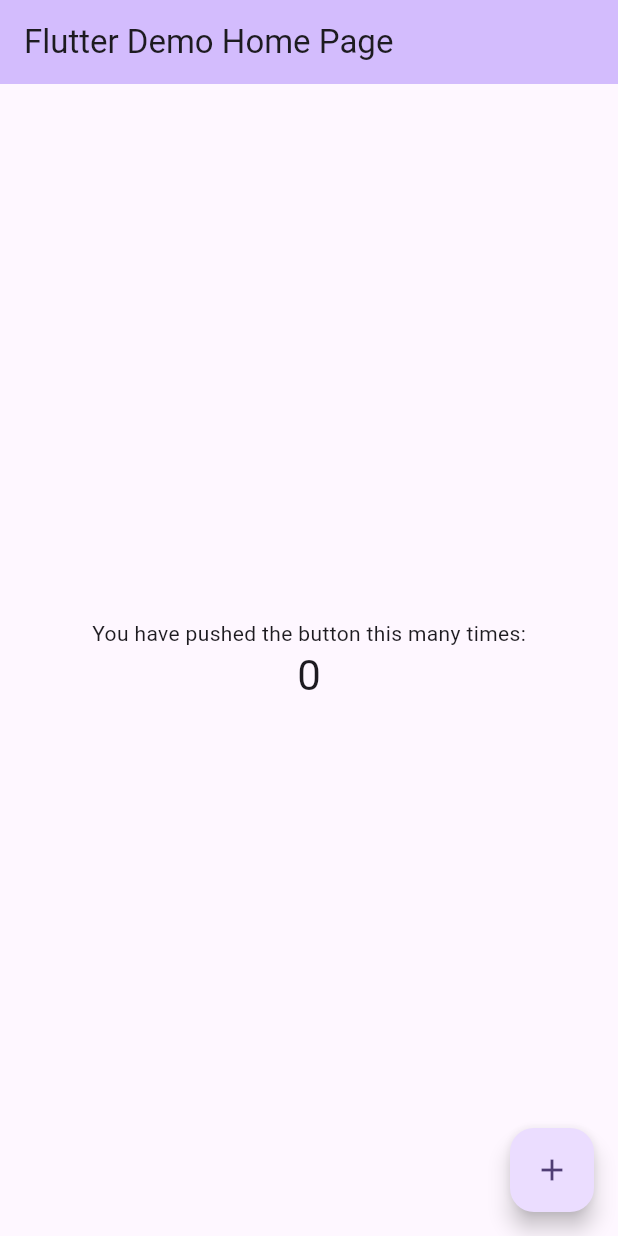
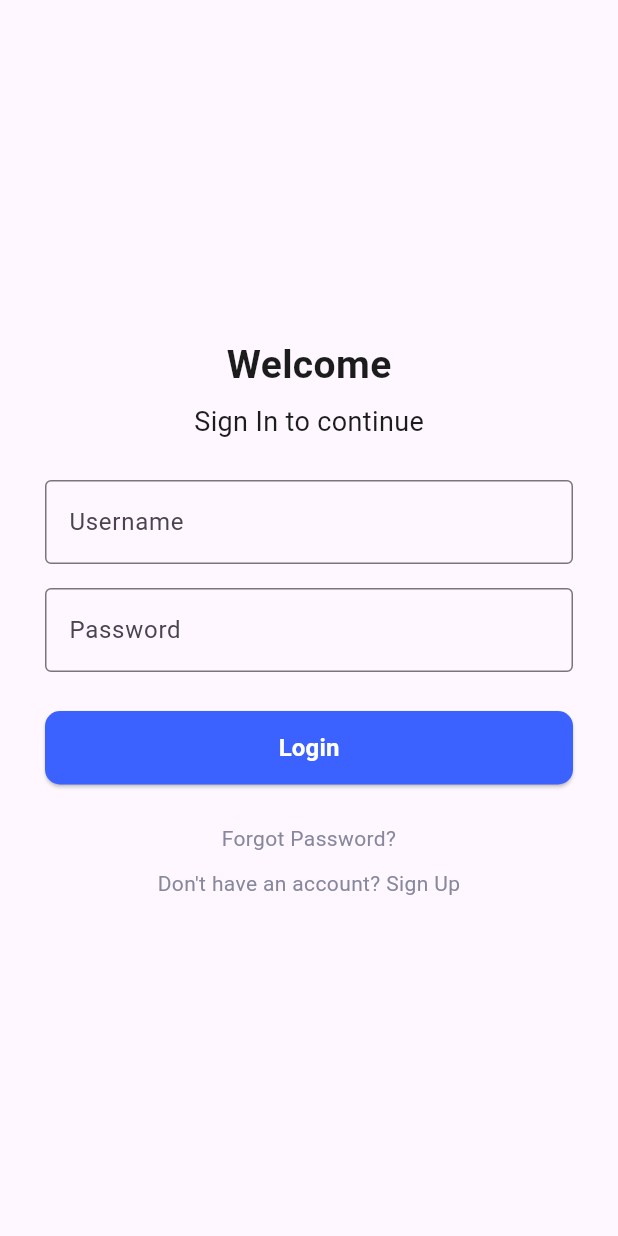
Before and after one commit to kimymania/ournote, a Flutter app: the screen it shows after launch, on a phone screen of 412 x 824 dp. Run offline on Flutter 3.47's test engine with Material 3 defaults, Android fonts, the phone set to English and light mode, and no system bars; Roboto replaces fonts that are missing (Poppins).

Commit message:
Made basic login page

```diff
--- a/frontend/lib/main.dart
+++ b/frontend/lib/main.dart
@@ -1,122 +1,154 @@
 import 'package:flutter/material.dart';
 
 void main() {
-  runApp(const MyApp());
+  runApp(MyApp());
 }
 
 class MyApp extends StatelessWidget {
-  const MyApp({super.key});
-
-  // This widget is the root of your application.
   @override
   Widget build(BuildContext context) {
     return MaterialApp(
-      title: 'Flutter Demo',
+      title: 'Login Page',
       theme: ThemeData(
-        // This is the theme of your application.
-        //
-        // TRY THIS: Try running your application with "flutter run". You'll see
-        // the application has a purple toolbar. Then, without quitting the app,
-        // try changing the seedColor in the colorScheme below to Colors.green
-        // and then invoke "hot reload" (save your changes or press the "hot
-        // reload" button in a Flutter-supported IDE, or press "r" if you used
-        // the command line to start the app).
-        //
-        // Notice that the counter didn't reset back to zero; the application
-        // state is not lost during the reload. To reset the state, use hot
-        // restart instead.
-        //
-        // This works for code too, not just values: Most code changes can be
-        // tested with just a hot reload.
-        colorScheme: .fromSeed(seedColor: Colors.deepPurple),
+        primarySwatch: Colors.blue,
       ),
-      home: const MyHomePage(title: 'Flutter Demo Home Page'),
+      home: LoginPage(),
     );
   }
 }
 
-class MyHomePage extends StatefulWidget {
-  const MyHomePage({super.key, required this.title});
+class LoginPage extends StatefulWidget {
+  @override
+  _LoginPageState createState() => _LoginPageState();
+}
 
-  // This widget is the home page of your application. It is stateful, meaning
-  // that it has a State object (defined below) that contains fields that affect
-  // how it looks.
-
-  // This class is the configuration for the state. It holds the values (in this
-  // case the title) provided by the parent (in this case the App widget) and
-  // used by the build method of the State. Fields in a Widget subclass are
-  // always marked "final".
-
-  final String title;
+class _LoginPageState extends State<LoginPage> {
+  final _usernameController = TextEditingController();
+  final _passwordController = TextEditingController();
 
   @override
-  State<MyHomePage> createState() => _MyHomePageState();
-}
-
-class _MyHomePageState extends State<MyHomePage> {
-  int _counter = 0;
-
-  void _incrementCounter() {
-    setState(() {
-      // This call to setState tells the Flutter framework that something has
-      // changed in this State, which causes it to rerun the build method below
-      // so that the display can reflect the updated values. If we changed
-      // _counter without calling setState(), then the build method would not be
-      // called again, and so nothing would appear to happen.
-      _counter++;
-    });
+  void dispose() {
+    _usernameController.dispose();
+    _passwordController.dispose();
+    super.dispose();
   }
 
   @override
   Widget build(BuildContext context) {
-    // This method is rerun every time setState is called, for instance as done
-    // by the _incrementCounter method above.
-    //
-    // The Flutter framework has been optimized to make rerunning build methods
-    // fast, so that you can just rebuild anything that needs updating rather
-    // than having to individually change instances of widgets.
     return Scaffold(
-      appBar: AppBar(
-        // TRY THIS: Try changing the color here to a specific color (to
-        // Colors.amber, perhaps?) and trigger a hot reload to see the AppBar
-        // change color while the other colors stay the same.
-        backgroundColor: Theme.of(context).colorScheme.inversePrimary,
-        // Here we take the value from the MyHomePage object that was created by
-        // the App.build method, and use it to set our appbar title.
-        title: Text(widget.title),
-      ),
       body: Center(
-        // Center is a layout widget. It takes a single child and positions it
-        // in the middle of the parent.
-        child: Column(
-          // Column is also a layout widget. It takes a list of children and
-          // arranges them vertically. By default, it sizes itself to fit its
-          // children horizontally, and tries to be as tall as its parent.
-          //
-          // Column has various properties to control how it sizes itself and
-          // how it positions its children. Here we use mainAxisAlignment to
-          // center the children vertically; the main axis here is the vertical
-          // axis because Columns are vertical (the cross axis would be
-          // horizontal).
-          //
-          // TRY THIS: Invoke "debug painting" (choose the "Toggle Debug Paint"
-          // action in the IDE, or press "p" in the console), to see the
-          // wireframe for each widget.
-          mainAxisAlignment: .center,
-          children: [
-            const Text('You have pushed the button this many times:'),
-            Text(
-              '$_counter',
-              style: Theme.of(context).textTheme.headlineMedium,
-            ),
-          ],
+        child: Padding(
+          padding: const EdgeInsets.all(30.0),
+          child: Column(
+            mainAxisAlignment: MainAxisAlignment.center,
+            crossAxisAlignment: CrossAxisAlignment.center,
+            children: [
+              Text(
+                'Welcome',
+                style: TextStyle(
+                  fontFamily: 'Poppins',
+                  fontWeight: FontWeight.bold,
+                  fontSize: 26,
+                  color: Color(0xFF1C1C1C),
+                ),
+              ),
+              SizedBox(height: 6),
+              Text(
+                'Sign In to continue',
+                style: TextStyle(
+                  fontFamily: 'Poppins',
+                  fontWeight: FontWeight.normal,
+                  fontSize: 18,
+                  color: Color(0xFF1C1C1C),
+                ),
+              ),
+              SizedBox(height: 26),
+              TextField(
+                controller: _usernameController,
+                decoration: InputDecoration(
+                  labelText: 'Username',
+                  border: OutlineInputBorder(),
+                ),
+              ),
+              SizedBox(height: 16,),
+              TextField(
+                controller: _passwordController,
+                decoration: InputDecoration(
+                  labelText: 'Password',
+                  border: OutlineInputBorder(),
+                ),
+                obscureText: true,
+              ),
+              SizedBox(height: 26),
+              SizedBox(
+                width: double.infinity,
+                height: 49,
+                child: ElevatedButton(
+                  onPressed: () {
+                    Navigator.push(context, MaterialPageRoute(builder: (context) {
+                      return UserDashboard();
+                    }));
+                  },
+                  style: ElevatedButton.styleFrom(
+                    backgroundColor: Color(0xFF3B62FF),
+                    shape: RoundedRectangleBorder(
+                      borderRadius: BorderRadius.circular(10),
+                    ),
+                  ),
+                  child: Text(
+                    'Login',
+                    style: TextStyle(
+                      color: Colors.white,
+                      fontSize: 16,
+                      fontWeight: FontWeight.bold,
+                    ),
+                  ),
+                ),
+              ),
+              SizedBox(height: 26),
+              Center(
+                  child: Text(
+                    'Forgot Password?',
+                    textAlign: TextAlign.center,
+                    style: TextStyle(
+                      fontSize: 14,
+                      color: Color(0xFF87879D),
+                    ),
+                  ),
+              ),
+              SizedBox(height: 10),
+              Center(
+                child: Text(
+                  "Don't have an account? Sign Up",
+                  textAlign: TextAlign.center,
+                  style: TextStyle(
+                    fontFamily: 'Poppins',
+                    fontSize: 14,
+                    color: Color(0xFF87879D),
+                  ),
+                ),
+              )
+            ],
+          ),
         ),
-      ),
-      floatingActionButton: FloatingActionButton(
-        onPressed: _incrementCounter,
-        tooltip: 'Increment',
-        child: const Icon(Icons.add),
       ),
     );
   }
 }
+
+
+class UserDashboard extends StatelessWidget {
+  @override
+  Widget build(BuildContext context) {
+    return Scaffold(
+      appBar: AppBar(
+        title: Text('TestPage'),
+      ),
+      body: Center(
+        child: Text(
+          'Test'
+        )
+      )
+    );
+  }
+}
```
Also changed, not shown: 1 other file.
